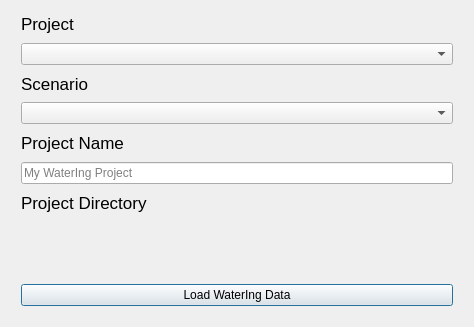
Before: the Qt Designer form ui/watering_load_dialog.ui in Ingeniousware/QGISWaterIng, drawn with Qt 5.
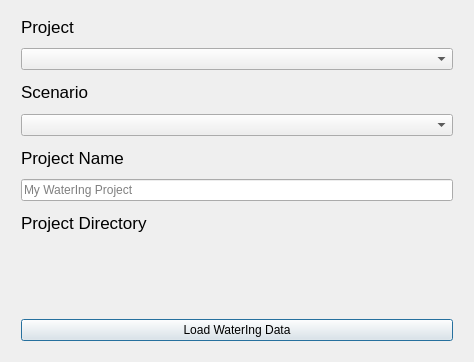
After: the same form once the commit is applied. Custom widgets are drawn as their Qt base class.

Commit message: id + name for folders, dicionary with offline project scenarios generated

Patch:
```diff
--- a/ui/watering_load_dialog.ui
+++ b/ui/watering_load_dialog.ui
@@ -10,7 +10,7 @@
     <x>0</x>
     <y>0</y>
     <width>474</width>
-    <height>327</height>
+    <height>362</height>
    </rect>
   </property>
   <property name="windowTitle">
```
The commit also changes 1 other file.
